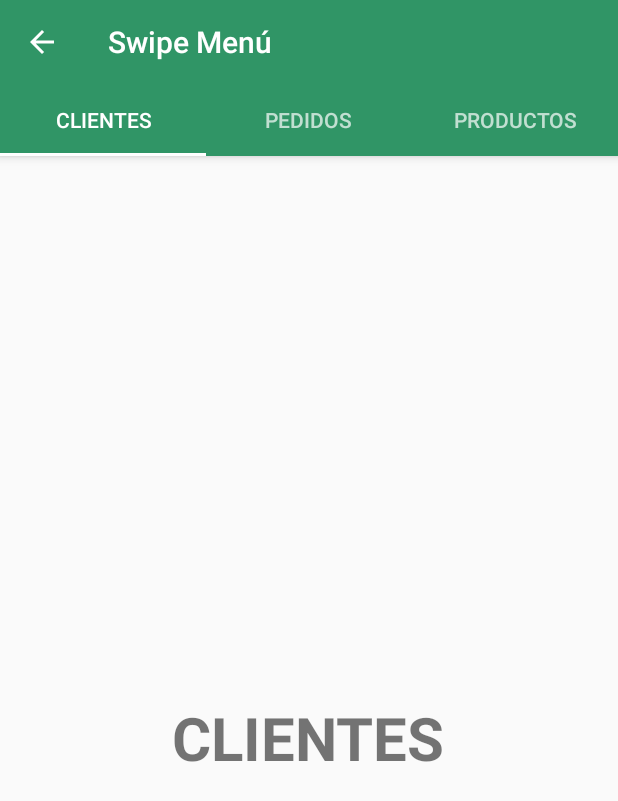
After one commit to jesualdomc/ForestApp, an Android app: the Fragment_Clientes screen opened directly, with no data from a screen before it, on a phone screen of 412 x 824 dp. The commit adds this screen. Shown: the top 801 px of the screen. Run offline under Robolectric (Android 15) with nearby library versions, the phone set to English and light mode, and no system bars.

Commit message:
Sabias que terminado.

```diff
--- a/app/src/main/AndroidManifest.xml
+++ b/app/src/main/AndroidManifest.xml
@@ -25,6 +25,11 @@
             android:label="@string/app_name"
             android:theme="@style/AppTheme.NoActionBar" />
         <activity android:name=".WelcomeActivity" />
+        <activity android:name=".SwipeMenu.MainActivity"
+            android:label="@string/swipemenu"
+            android:parentActivityName=".PrincipalActivity">
+        </activity>
+
     </application>
 
 </manifest>
--- a/app/src/main/java/v1/forestapp/com/forestapp/Noticias/NoticiasFragment2.java
+++ b/app/src/main/java/v1/forestapp/com/forestapp/Noticias/NoticiasFragment2.java
@@ -28,7 +28,7 @@ public class NoticiasFragment2 extends Fragment {
         // Inflate the layout for this fragment
         View v = inflater.inflate(R.layout.fragment_noticias, container, false);
         webView = (WebView)v.findViewById(R.id.mi_navegador);
-        webView.loadUrl("http://www.rptnoticias.com/");
+        webView.loadUrl("http://semanariolacalle.com/");
 
         webView.setWebViewClient(new WebViewClient()
         {
--- a/app/src/main/java/v1/forestapp/com/forestapp/Noticias/NoticiasFragment3.java
+++ b/app/src/main/java/v1/forestapp/com/forestapp/Noticias/NoticiasFragment3.java
@@ -28,7 +28,7 @@ public class NoticiasFragment3 extends Fragment {
         // Inflate the layout for this fragment
         View v = inflater.inflate(R.layout.fragment_noticias, container, false);
         webView = (WebView)v.findViewById(R.id.mi_navegador);
-        webView.loadUrl("http://semanariolacalle.com/");
+        webView.loadUrl("http://www.rptnoticias.com/");
 
         webView.setWebViewClient(new WebViewClient()
         {
--- a/app/src/main/java/v1/forestapp/com/forestapp/NuevoArbolDialogFragment.java
+++ b/app/src/main/java/v1/forestapp/com/forestapp/NuevoArbolDialogFragment.java
@@ -3,10 +3,10 @@ package v1.forestapp.com.forestapp;
 
 import android.app.AlertDialog;
 import android.app.Dialog;
+import android.support.v4.app.Fragment;
 import android.content.Context;
 import android.content.DialogInterface;
 import android.os.Bundle;
-import android.support.v4.app.Fragment;
 import android.util.Log;
 import android.view.LayoutInflater;
 import android.view.View;
@@ -104,4 +104,7 @@ public class NuevoArbolDialogFragment extends android.app.DialogFragment {
         if(this.mi_scanner!= null)
             this.mi_scanner.startCamera();
     }
+
+
+
 }
--- /dev/null
+++ b/app/src/main/java/v1/forestapp/com/forestapp/SwipeMenu/Fragment_Clientes.java
@@ -0,0 +1,32 @@
+package v1.forestapp.com.forestapp.SwipeMenu;
+
+import android.os.Bundle;
+import android.support.v4.app.Fragment;
+import android.view.LayoutInflater;
+import android.view.View;
+import android.view.ViewGroup;
+
+import v1.forestapp.com.forestapp.R;
+
+/**
+ * Created by Jesualdo Martinez on 27/09/2016.
+ */
+
+public class Fragment_Clientes extends Fragment {
+
+    public Fragment_Clientes() {
+        // Required empty public constructor
+    }
+
+    @Override
+    public void onCreate(Bundle savedInstanceState) {
+        super.onCreate(savedInstanceState);
+    }
+
+    @Override
+    public View onCreateView(LayoutInflater inflater, ViewGroup container,
+                             Bundle savedInstanceState) {
+        // Inflate the layout for this fragment
+        return inflater.inflate(R.layout.fragment_clientes, container, false);
+    }
+}
--- /dev/null
+++ b/app/src/main/java/v1/forestapp/com/forestapp/SwipeMenu/Fragment_Pedidos.java
@@ -0,0 +1,32 @@
+package v1.forestapp.com.forestapp.SwipeMenu;
+
+import android.os.Bundle;
+import android.support.v4.app.Fragment;
+import android.view.LayoutInflater;
+import android.view.View;
+import android.view.ViewGroup;
+
+import v1.forestapp.com.forestapp.R;
+
+/**
+ * Created by Jesualdo Martinez on 27/09/2016.
+ */
+
+public class Fragment_Pedidos extends Fragment {
+
+    public Fragment_Pedidos() {
+        // Required empty public constructor
+    }
+
+    @Override
+    public void onCreate(Bundle savedInstanceState) {
+        super.onCreate(savedInstanceState);
+    }
+
+    @Override
+    public View onCreateView(LayoutInflater inflater, ViewGroup container,
+                             Bundle savedInstanceState) {
+        // Inflate the layout for this fragment
+        return inflater.inflate(R.layout.fragment_pedidos, container, false);
+    }
+}
--- /dev/null
+++ b/app/src/main/java/v1/forestapp/com/forestapp/SwipeMenu/Fragment_Productos.java
@@ -0,0 +1,32 @@
+package v1.forestapp.com.forestapp.SwipeMenu;
+
+import android.os.Bundle;
+import android.support.v4.app.Fragment;
+import android.view.LayoutInflater;
+import android.view.View;
+import android.view.ViewGroup;
+
+import v1.forestapp.com.forestapp.R;
+
+/**
+ * Created by Jesualdo Martinez on 27/09/2016.
+ */
+
+public class Fragment_Productos extends Fragment {
+
+    public Fragment_Productos() {
+        // Required empty public constructor
+    }
+
+    @Override
+    public void onCreate(Bundle savedInstanceState) {
+        super.onCreate(savedInstanceState);
+    }
+
+    @Override
+    public View onCreateView(LayoutInflater inflater, ViewGroup container,
+                             Bundle savedInstanceState) {
+        // Inflate the layout for this fragment
+        return inflater.inflate(R.layout.fragment_productos, container, false);
+    }
+}
--- /dev/null
+++ b/app/src/main/java/v1/forestapp/com/forestapp/SwipeMenu/MainActivity.java
@@ -0,0 +1,79 @@
+package v1.forestapp.com.forestapp.SwipeMenu;
+
+import android.os.Bundle;
+import android.support.design.widget.TabLayout;
+import android.support.v4.app.Fragment;
+import android.support.v4.app.FragmentManager;
+import android.support.v4.app.FragmentPagerAdapter;
+import android.support.v4.view.ViewPager;
+import android.support.v7.app.AppCompatActivity;
+import android.support.v7.widget.Toolbar;
+
+import java.util.ArrayList;
+import java.util.List;
+
+import v1.forestapp.com.forestapp.R;
+
+public class MainActivity extends AppCompatActivity {
+
+    private Toolbar toolbar;
+    private TabLayout tabLayout;
+    private ViewPager viewPager;
+
+    @Override
+    protected void onCreate(Bundle savedInstanceState) {
+        super.onCreate(savedInstanceState);
+        setContentView(R.layout.activity_main);
+
+        toolbar = (Toolbar) findViewById(R.id.toolbar);
+        setSupportActionBar(toolbar);
+        getSupportActionBar().setDisplayHomeAsUpEnabled(true);
+
+        viewPager = (ViewPager) findViewById(R.id.viewpager);
+        setupViewPager(viewPager);
+
+        tabLayout = (TabLayout) findViewById(R.id.tabs);
+        tabLayout.setupWithViewPager(viewPager);
+    }
+    /**
+     * Adding fragments to ViewPager
+     * @param viewPager
+     */
+    private void setupViewPager(ViewPager viewPager) {
+        ViewPagerAdapter adapter = new ViewPagerAdapter(getSupportFragmentManager());
+        adapter.addFrag(new Fragment_Clientes(), "CLIENTES");
+        adapter.addFrag(new Fragment_Pedidos(), "PEDIDOS");
+        adapter.addFrag(new Fragment_Productos(), "PRODUCTOS");
+        viewPager.setAdapter(adapter);
+    }
+
+    class ViewPagerAdapter extends FragmentPagerAdapter {
+        private final List<Fragment> mFragmentList = new ArrayList<>();
+        private final List<String> mFragmentTitleList = new ArrayList<>();
+
+        public ViewPagerAdapter(FragmentManager manager) {
+            super(manager);
+        }
+
+        @Override
+        public Fragment getItem(int position) {
+            return mFragmentList.get(position);
+        }
+
+        @Override
+        public int getCount() {
+            return mFragmentList.size();
+        }
+
+        public void addFrag(Fragment fragment, String title) {
+            mFragmentList.add(fragment);
+            mFragmentTitleList.add(title);
+        }
+
+        @Override
+        public CharSequence getPageTitle(int position) {
+            return mFragmentTitleList.get(position);
+        }
+    }
+
+}
--- /dev/null
+++ b/app/src/main/res/layout/activity_main.xml
@@ -0,0 +1,33 @@
+<android.support.design.widget.CoordinatorLayout xmlns:android="http://schemas.android.com/apk/res/android"
+    xmlns:app="http://schemas.android.com/apk/res-auto"
+    android:layout_width="match_parent"
+    android:layout_height="match_parent">
+
+    <android.support.design.widget.AppBarLayout
+        android:layout_width="match_parent"
+        android:layout_height="wrap_content"
+        android:theme="@style/ThemeOverlay.AppCompat.Dark.ActionBar">
+
+        <android.support.v7.widget.Toolbar
+            android:id="@+id/toolbar"
+            android:layout_width="match_parent"
+            android:layout_height="?attr/actionBarSize"
+            android:background="?attr/colorPrimary"
+            app:layout_scrollFlags="scroll|enterAlways"
+            app:popupTheme="@style/ThemeOverlay.AppCompat.Light" />
+
+        <android.support.design.widget.TabLayout
+            android:id="@+id/tabs"
+            android:layout_width="match_parent"
+            android:layout_height="wrap_content"
+            app:tabMode="fixed"
+            app:tabGravity="fill"
+            app:tabIndicatorColor="@color/colorFondo" />
+    </android.support.design.widget.AppBarLayout>
+
+    <android.support.v4.view.ViewPager
+        android:id="@+id/viewpager"
+        android:layout_width="match_parent"
+        android:layout_height="match_parent"
+        app:layout_behavior="@string/appbar_scrolling_view_behavior"/>
+</android.support.design.widget.CoordinatorLayout>
--- /dev/null
+++ b/app/src/main/res/layout/fragment_clientes.xml
@@ -0,0 +1,15 @@
+<RelativeLayout xmlns:android="http://schemas.android.com/apk/res/android"
+    xmlns:tools="http://schemas.android.com/tools"
+    android:layout_width="match_parent"
+    android:layout_height="match_parent"
+    tools:context="v1.forestapp.com.forestapp.SwipeMenu.Fragment_Clientes">
+
+    <TextView
+        android:layout_width="wrap_content"
+        android:layout_height="wrap_content"
+        android:text="@string/clientes"
+        android:textSize="40dp"
+        android:textStyle="bold"
+        android:layout_centerInParent="true"/>
+
+</RelativeLayout>
--- a/app/src/main/res/menu/activity_principal_drawer.xml
+++ b/app/src/main/res/menu/activity_principal_drawer.xml
@@ -14,6 +14,10 @@
             android:id="@+id/inventario"
             android:icon="@drawable/inventario"
             android:title="Inventario" />
+        <item
+            android:id="@+id/swipemenu"
+            android:icon="@drawable/ic_menu_gallery"
+            android:title="Swipe Menu"/>
         <item
             android:id="@+id/sabias_que"
             android:icon="@drawable/acercade"
--- a/app/src/main/res/values/colors.xml
+++ b/app/src/main/res/values/colors.xml
@@ -5,7 +5,7 @@
     <color name="colorAccent">#009688</color>
     <color name="colorAccent3">#000000</color>
     <color name="textoColor">#fbfbfb</color>
-    <color name="colorFondo">#FFFFFF</color>
+    <color name="colorFondo">#ffffff</color>
     <color name="colorBotones">#323232</color>
 
 
--- a/app/src/main/res/values/dimens.xml
+++ b/app/src/main/res/values/dimens.xml
@@ -12,4 +12,6 @@
     <dimen name="slide_title">30dp</dimen>
     <dimen name="slide_desc">16dp</dimen>
     <dimen name="desc_padding">40dp</dimen>
+    <dimen name="custom_tab_layout_height">72dp</dimen>
+    <dimen name="tab_label">16sp</dimen>
 </resources>
```
Also changed, not shown: app/src/main/java/v1/forestapp/com/forestapp/PrincipalActivity.java (+7 -1 lines), app/src/main/res/layout/custom_tab.xml (added, +8 -0 lines), app/src/main/res/layout/fragment_pedidos.xml (added, +15 -0 lines), app/src/main/res/layout/fragment_productos.xml (added, +15 -0 lines), app/src/main/res/values/strings.xml (+5 -37 lines), 29 other files.
